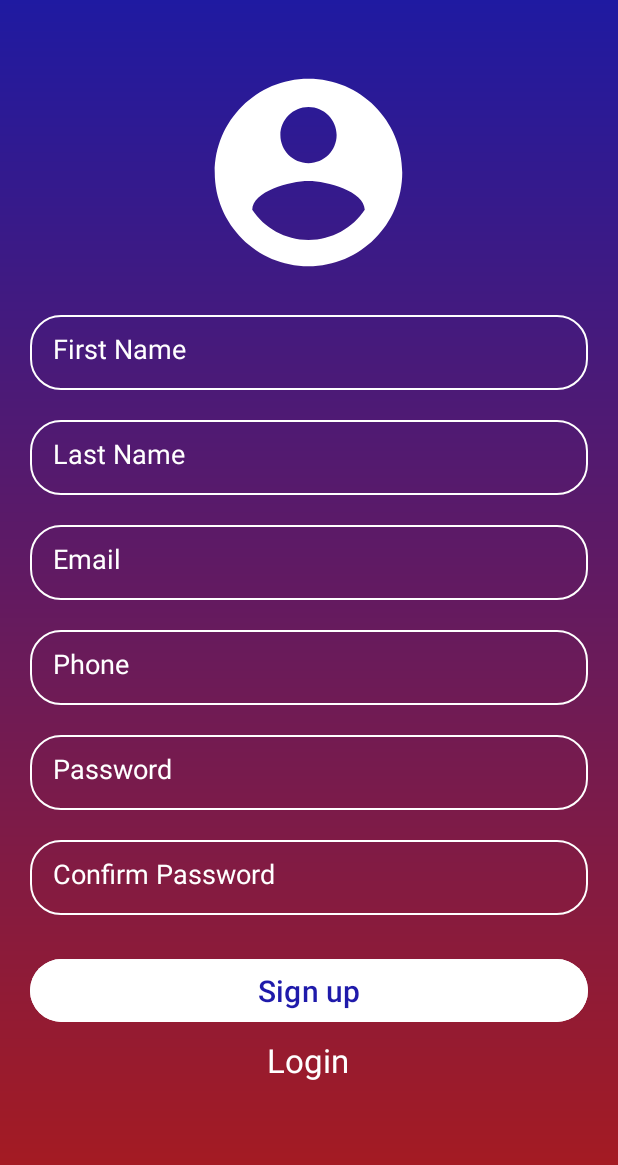
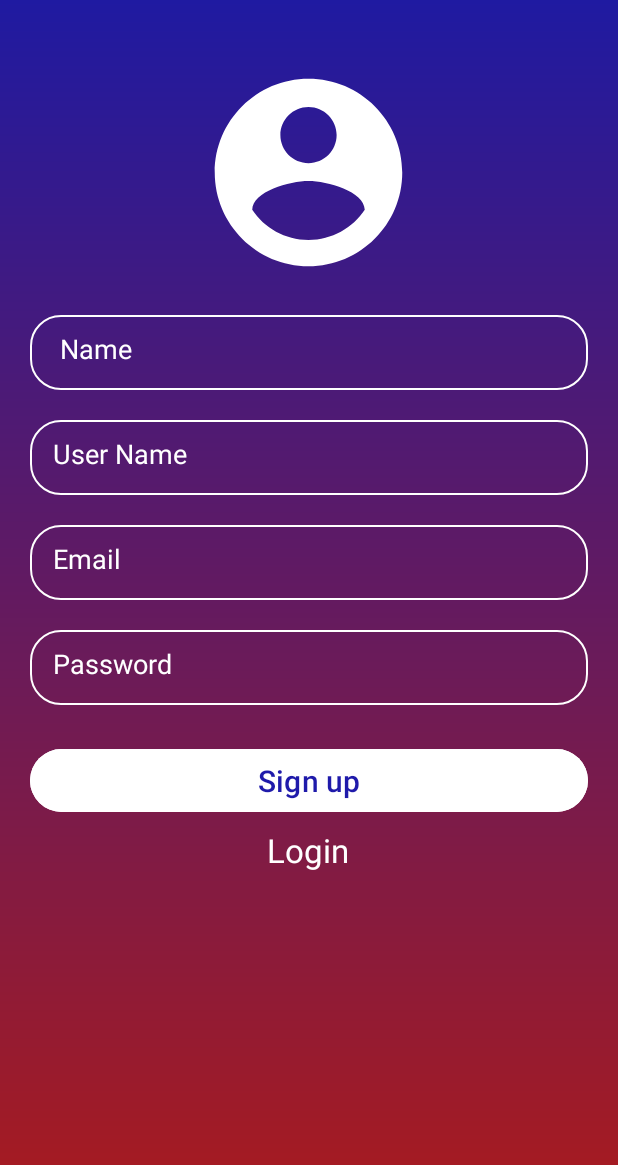
Before and after one commit to SyedRaheelAhmedShah/LoginSignup, an Android app: the screen it shows after launch (registerpage before the commit, SignUp after it), after a tap on "sign up", on a phone screen of 412 x 824 dp. Shown: the top 1165 px of the screen. Run offline under Robolectric (Android 15) with nearby library versions, the phone set to English and light mode, and no system bars; our stand-ins replace Firebase (no records; nobody signed in at launch, a user with empty details on screens opened directly).

Commit message:
try to save register data in firebase

```diff
--- a/app/build.gradle.kts
+++ b/app/build.gradle.kts
@@ -1,5 +1,6 @@
 plugins {
     id("com.android.application")
+    id("com.google.gms.google-services")
 }
 
 android {
@@ -33,6 +34,7 @@ dependencies {
     implementation("androidx.appcompat:appcompat:1.7.0")
     implementation("com.google.android.material:material:1.12.0")
     implementation("androidx.constraintlayout:constraintlayout:2.2.0")
+    implementation("com.google.firebase:firebase-database:21.0.0")
     testImplementation("junit:junit:4.13.2")
     androidTestImplementation("androidx.test.ext:junit:1.2.1")
     androidTestImplementation("androidx.test.espresso:espresso-core:3.6.1")
--- a/app/src/main/java/com/example/login_signup/MainActivity.java
+++ b/app/src/main/java/com/example/login_signup/MainActivity.java
@@ -10,6 +10,9 @@ import android.widget.EditText;
 import android.widget.TextView;
 import android.widget.Toast;
 
+import com.google.firebase.database.DatabaseReference;
+import com.google.firebase.database.FirebaseDatabase;
+
 public class MainActivity extends AppCompatActivity {
     TextView singupPage, loginPage;
 
@@ -17,6 +20,13 @@ public class MainActivity extends AppCompatActivity {
     protected void onCreate(Bundle savedInstanceState) {
         super.onCreate(savedInstanceState);
         setContentView(R.layout.activity_main);
+//
+//
+//        FirebaseDatabase database=FirebaseDatabase.getInstance();
+//        DatabaseReference myRef=database.getReference("massage");
+//
+//        myRef.setValue("hello world");
+        FirebaseDatabase.getInstance().setPersistenceEnabled(true);
 
         singupPage = findViewById(R.id.signuppage);
         loginPage = findViewById(R.id.loginpage);
@@ -24,7 +34,7 @@ public class MainActivity extends AppCompatActivity {
         singupPage.setOnClickListener(new View.OnClickListener() {
             @Override
             public void onClick(View v) {
-                Intent intent = new Intent(MainActivity.this, registerpage.class);
+                Intent intent = new Intent(MainActivity.this, SignUp.class);
                 startActivity(intent);
             }
         });
@@ -32,14 +42,10 @@ public class MainActivity extends AppCompatActivity {
         loginPage.setOnClickListener(new View.OnClickListener() {
             @Override
             public void onClick(View v) {
-                Intent intent =new Intent(MainActivity.this, login_page.class);
+                Intent intent =new Intent(MainActivity.this, LoginPage.class);
                 startActivity(intent);
             }
         });
 
-
-
-
-
     }
 }
--- /dev/null
+++ b/app/src/main/java/com/example/login_signup/SignUp.java
@@ -0,0 +1,62 @@
+package com.example.login_signup;
+
+import androidx.appcompat.app.AppCompatActivity;
+
+import android.content.Intent;
+import android.os.Bundle;
+import android.widget.Button;
+import android.widget.EditText;
+import android.widget.TextView;
+import android.widget.Toast;
+
+import com.google.firebase.database.DatabaseReference;
+import com.google.firebase.database.FirebaseDatabase;
+
+public class SignUp extends AppCompatActivity {
+
+    EditText signUpName, signUpUserName, signUpEmail, signUpPassword;
+    TextView loginButton;
+    Button signupButton;
+    FirebaseDatabase firebaseDatabase;
+    DatabaseReference dbReference;
+
+    @Override
+    protected void onCreate(Bundle savedInstanceState) {
+        super.onCreate(savedInstanceState);
+        setContentView(R.layout.activity_sign_up);
+
+        signUpName = findViewById(R.id.Name);
+        signUpUserName = findViewById(R.id.UserName);
+        signUpEmail = findViewById(R.id.email);
+        signUpPassword = findViewById(R.id.password);
+        signupButton = findViewById(R.id.signupbutton);
+        loginButton = findViewById(R.id.loginbutton);
+
+        signupButton.setOnClickListener(v -> {
+            firebaseDatabase = FirebaseDatabase.getInstance();
+            dbReference = firebaseDatabase.getReference("users");
+
+            String name = signUpName.getText().toString();
+            String userName = signUpUserName.getText().toString();
+            String email = signUpEmail.getText().toString();
+            String password = signUpPassword.getText().toString();
+
+            DataManagerclass dataManager = new DataManagerclass(name, userName, email, password);
+            dbReference.child(userName).setValue(dataManager)
+                    .addOnCompleteListener(task -> {
+                        if (task.isSuccessful()) {
+                            Toast.makeText(SignUp.this, "Registration Successful", Toast.LENGTH_SHORT).show();
+                            Intent intent = new Intent(SignUp.this, LoginPage.class);
+                            startActivity(intent);
+                        } else {
+                            Toast.makeText(SignUp.this, "Failed to store data", Toast.LENGTH_SHORT).show();
+                        }
+                    });
+        });
+
+        loginButton.setOnClickListener(v -> {
+            Intent intent = new Intent(SignUp.this, LoginPage.class);
+            startActivity(intent);
+        });
+    }
+}
--- a/app/src/main/java/com/example/login_signup/registerpage.java
+++ /dev/null
@@ -1,48 +0,0 @@
-package com.example.login_signup;
-
-import androidx.appcompat.app.AppCompatActivity;
-
-import android.content.Intent;
-import android.os.Bundle;
-import android.view.View;
-import android.widget.Button;
-import android.widget.EditText;
-import android.widget.TextView;
-import android.widget.Toast;
-
-public class registerpage extends AppCompatActivity {
-
-    EditText firstName, lastName, eMail, phone, password, confirmPassword;
-    TextView loginButton;
-    Button signupButton;
-
-    @Override
-    protected void onCreate(Bundle savedInstanceState) {
-        super.onCreate(savedInstanceState);
-        setContentView(R.layout.activity_registerpage);
-        firstName = findViewById(R.id.firstname);
-        lastName = findViewById(R.id.lastname);
-        eMail = findViewById(R.id.email);
-        phone = findViewById(R.id.phonenumber);
-        password = findViewById(R.id.password);
-        confirmPassword = findViewById(R.id.confirmpassword);
-        signupButton = findViewById(R.id.signupbutton);
-        signupButton.setOnClickListener(new View.OnClickListener() {
-            @Override
-            public void onClick(View v) {
-                    Intent intent = new Intent(registerpage.this, login_page.class);
-                    startActivity(intent);
-            }
-        });
-        loginButton=findViewById(R.id.loginbutton);
-        loginButton.setOnClickListener(new View.OnClickListener() {
-            @Override
-            public void onClick(View v) {
-                Intent intent=new Intent(registerpage.this, login_page.class);
-                startActivity(intent);
-            }
-        });
-
-
-    }
-}
--- a/app/src/main/res/layout/activity_registerpage.xml
+++ b/app/src/main/res/layout/activity_sign_up.xml
@@ -23,11 +23,11 @@
             android:layout_marginTop="20dp"/>
 
         <EditText
-            android:id="@+id/firstname"
+            android:id="@+id/Name"
             android:layout_width="match_parent"
             android:layout_height="50dp"
             android:background="@drawable/customshape_editview"
-            android:hint="First Name"
+            android:hint=" Name"
             android:textColorHint="@color/white"
             android:inputType="text"
             android:textColor="@color/white"
@@ -35,11 +35,11 @@
             android:layout_marginTop="20dp"
             />
         <EditText
-            android:id="@+id/lastname"
+            android:id="@+id/UserName"
             android:layout_width="match_parent"
             android:layout_height="50dp"
             android:background="@drawable/customshape_editview"
-            android:hint="Last Name"
+            android:hint="User Name"
             android:textColorHint="@color/white"
             android:textColor="@color/white"
             android:inputType="text"
@@ -58,18 +58,19 @@
             android:layout_marginTop="20dp"
             android:padding="15dp"
             />
-        <EditText
-            android:id="@+id/phonenumber"
-            android:layout_width="match_parent"
-            android:layout_height="50dp"
-            android:background="@drawable/customshape_editview"
-            android:hint="Phone"
-            android:textColorHint="@color/white"
-            android:textColor="@color/white"
-            android:inputType="number"
-            android:layout_marginTop="20dp"
-            android:padding="15dp"
-            />
+        <!--        <EditText-->
+        <!--            android:id="@+id/phonenumber"-->
+        <!--            android:layout_width="match_parent"-->
+        <!--            android:layout_height="50dp"-->
+        <!--            android:background="@drawable/customshape_editview"-->
+        <!--            android:hint="Phone"-->
+        <!--            android:textColorHint="@color/white"-->
+        <!--            android:textColor="@color/white"-->
+        <!--            android:inputType="number"-->
+        <!--            android:layout_marginTop="20dp"-->
+        <!--            android:padding="15dp"-->
+        <!--            />-->
+
         <EditText
             android:id="@+id/password"
             android:layout_width="match_parent"
@@ -82,18 +83,19 @@
             android:layout_marginTop="20dp"
             android:padding="15dp"
             />
-        <EditText
-            android:id="@+id/confirmpassword"
-            android:layout_width="match_parent"
-            android:layout_height="50dp"
-            android:background="@drawable/customshape_editview"
-            android:hint="Confirm Password"
-            android:textColorHint="@color/white"
-            android:textColor="@color/white"
-            android:inputType="textPassword"
-            android:layout_marginTop="20dp"
-            android:padding="15dp"
-            />
+        <!--        <EditText-->
+        <!--            android:id="@+id/confirmpassword"-->
+        <!--            android:layout_width="match_parent"-->
+        <!--            android:layout_height="50dp"-->
+        <!--            android:background="@drawable/customshape_editview"-->
+        <!--            android:hint="Confirm Password"-->
+        <!--            android:textColorHint="@color/white"-->
+        <!--            android:textColor="@color/white"-->
+        <!--            android:inputType="textPassword"-->
+        <!--            android:layout_marginTop="20dp"-->
+        <!--            android:padding="15dp"-->
+        <!--            />-->
+
         <Button
             android:id="@+id/signupbutton"
             android:layout_width="match_parent"
--- a/build.gradle.kts
+++ b/build.gradle.kts
@@ -1,3 +1,8 @@
+buildscript {
+    dependencies {
+        classpath("com.google.gms:google-services:4.4.2")
+    }
+}
 // Top-level build file where you can add configuration options common to all sub-projects/modules.
 plugins {
     id("com.android.application") version "8.2.0" apply false
```
Also changed, not shown: app/src/main/AndroidManifest.xml (+7 -1 lines), app/src/main/java/com/example/login_signup/DataManagerclass.java (added, +44 -0 lines), app/src/main/java/com/example/login_signup/HomeActivity.java (added, +14 -0 lines), app/src/main/java/com/example/login_signup/LoginPage.java (added, +103 -0 lines), app/src/main/java/com/example/login_signup/login_page.java (deleted, +0 -50 lines), app/src/main/res/layout/activity_home.xml (added, +33 -0 lines).
